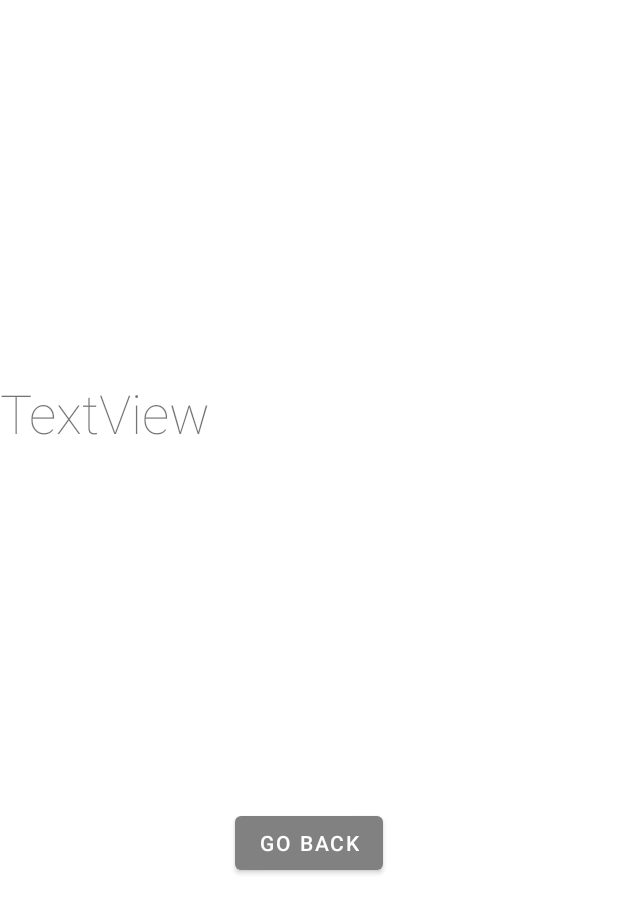
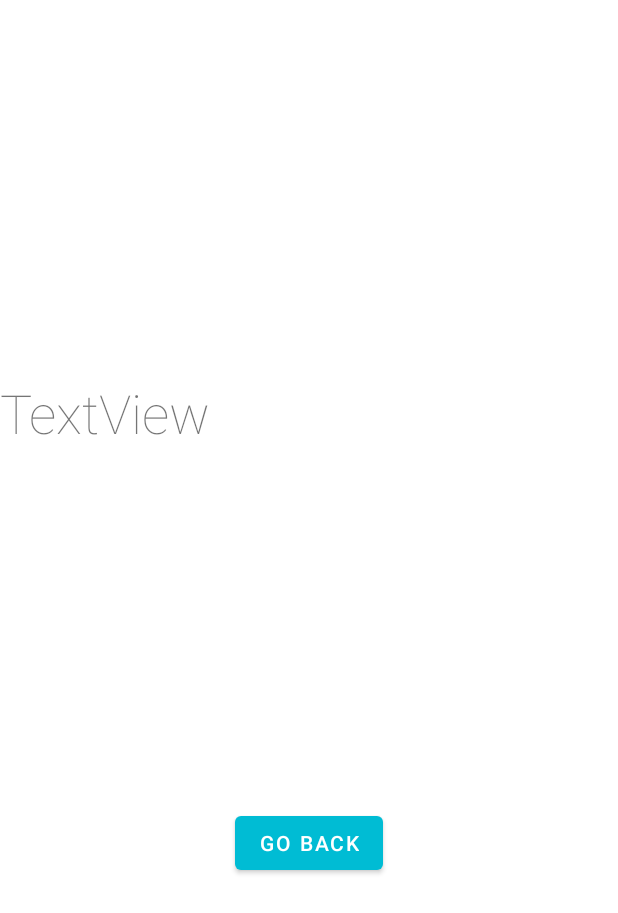
Before and after one commit to apps4sj/TwitterHelper, an Android app: the layout activity_final.xml on its own in the app's theme, with its tools: preview values and no code run, on a phone screen of 412 x 824 dp. Shown: the top 913 px of the screen. Run offline under Robolectric (Android 15) with nearby library versions, the phone set to English and light mode, and no system bars.

Commit message:
change every button to be light blue

```diff
--- a/Dev/TwitterSeller/app/src/main/res/layout/activity_final.xml
+++ b/Dev/TwitterSeller/app/src/main/res/layout/activity_final.xml
@@ -25,7 +25,7 @@
         android:layout_width="wrap_content"
         android:layout_height="wrap_content"
         android:text="Go back"
-        app:backgroundTint="#818181"
+        app:backgroundTint="#00BCD4"
         app:layout_constraintBottom_toBottomOf="parent"
         app:layout_constraintEnd_toEndOf="parent"
         app:layout_constraintStart_toStartOf="parent"
```
